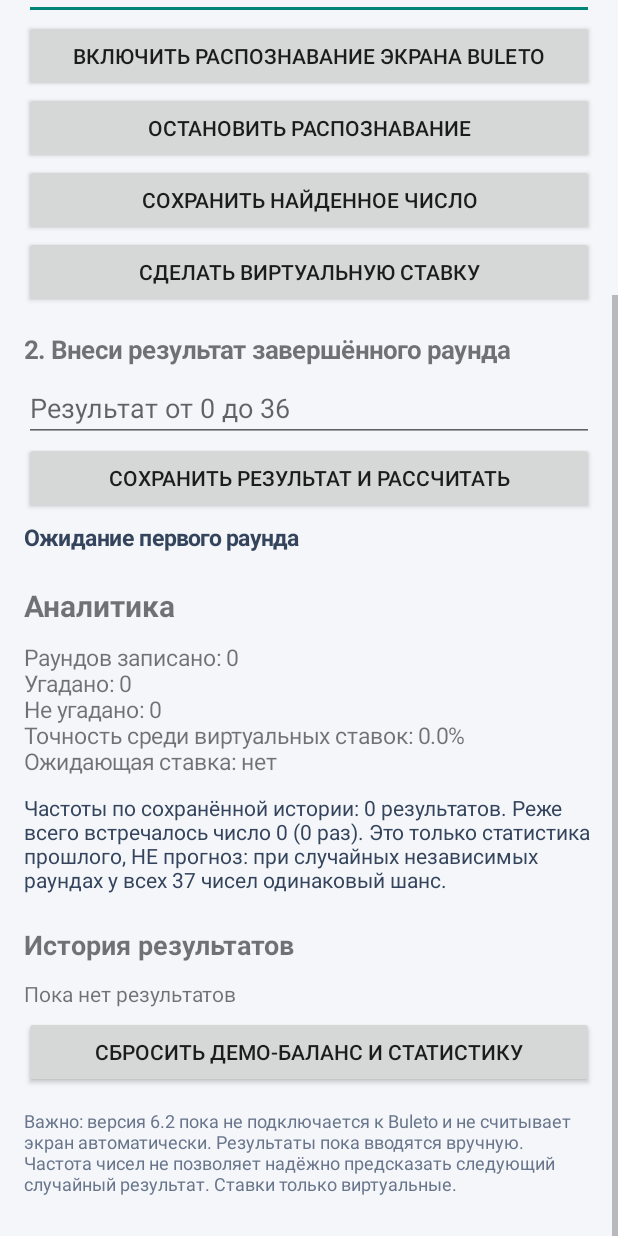
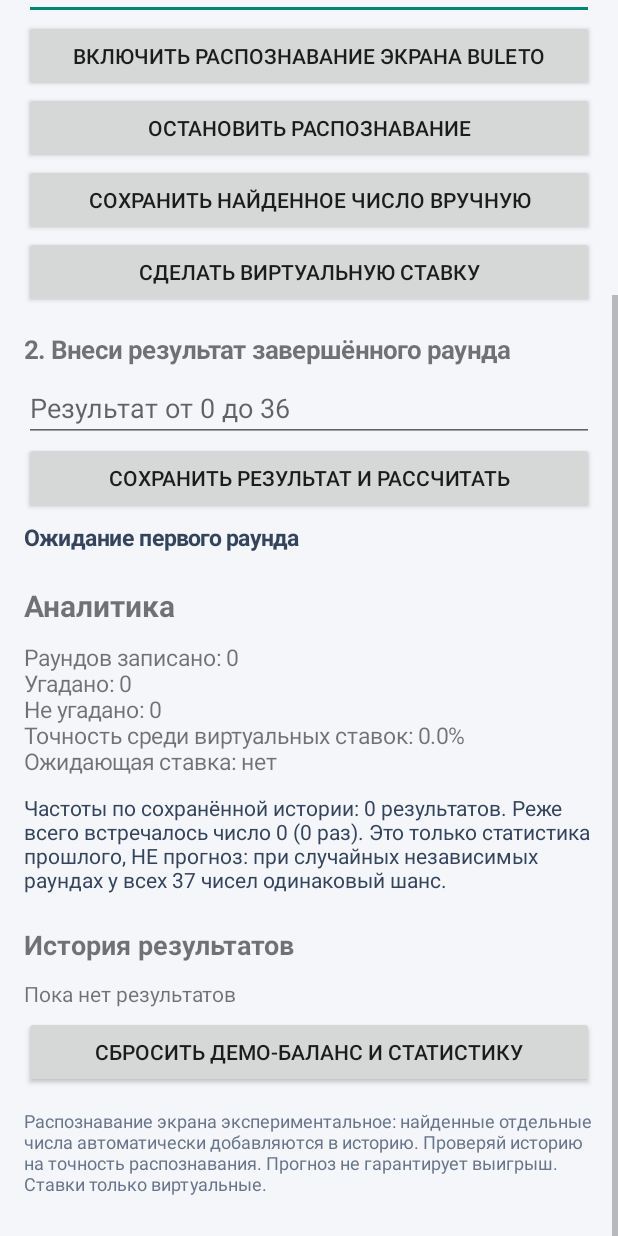
Before and after one commit to bivaz1744-oss/ringo-observer-android, an Android app: the screen it shows after launch (MainActivity), scrolled down 258 dp, on a phone screen of 412 x 824 dp. Run offline under Robolectric (Android 15) with nearby library versions, the phone set to English and light mode, and no system bars.

Commit message:
Enable automatic saving of OCR results and initialize receiver

```diff
--- a/app/src/main/java/com/ringoai/sixone/MainActivity.java
+++ b/app/src/main/java/com/ringoai/sixone/MainActivity.java
@@ -41,6 +41,7 @@ public class MainActivity extends Activity {
         pendingStake = prefs.getInt("pendingStake", 0);
         loadHistory();
         buildUi();
+        registerOcrReceiver();
         refresh();
     }
 
@@ -50,7 +51,9 @@ public class MainActivity extends Activity {
                 int n = intent.getIntExtra("number", -1);
                 if (n >= 0 && n <= 36 && n != lastOcrNumber) {
                     lastOcrNumber = n;
-                    statusView.setText("Распознано на экране число " + n + ". Нажми «Сохранить найденное число», чтобы записать результат.");
+                    resultInput.setText(String.valueOf(n));
+                    recordResult();
+                    statusView.setText("Автоматически распознано и сохранено число " + n + ".");
                 }
             }
         };
@@ -89,7 +92,7 @@ public class MainActivity extends Activity {
         root.setBackgroundColor(0xFFF4F6FA);
         scroll.addView(root);
 
-        TextView title = text("RINGO AI 6.2", 27, true);
+        TextView title = text("RINGO AI 6.4", 27, true);
         title.setTextColor(0xFF18243A);
         root.addView(title);
         TextView subtitle = text("ДЕМО-НАБЛЮДАТЕЛЬ • 0–36 • 37 РЕЗУЛЬТАТОВ", 12, true);
@@ -123,7 +126,7 @@ public class MainActivity extends Activity {
         Button screenStop = button("Остановить распознавание");
         root.addView(screenStop);
         screenStop.setOnClickListener(v -> stopScreenReader());
-        Button acceptOcr = button("Сохранить найденное число");
+        Button acceptOcr = button("Сохранить найденное число вручную");
         root.addView(acceptOcr);
         acceptOcr.setOnClickListener(v -> {
             if (lastOcrNumber >= 0) {
@@ -168,7 +171,7 @@ public class MainActivity extends Activity {
         root.addView(reset);
         reset.setOnClickListener(v -> resetDemo());
 
-        TextView note = text("Важно: версия 6.2 пока не подключается к Buleto и не считывает экран автоматически. Результаты пока вводятся вручную. Частота чисел не позволяет надёжно предсказать следующий случайный результат. Ставки только виртуальные.", 12, false);
+        TextView note = text("Распознавание экрана экспериментальное: найденные отдельные числа автоматически добавляются в историю. Проверяй историю на точность распознавания. Прогноз не гарантирует выигрыш. Ставки только виртуальные.", 12, false);
         note.setTextColor(0xFF68758A);
         addGap(root, 12); root.addView(note);
         setContentView(scroll);
```
